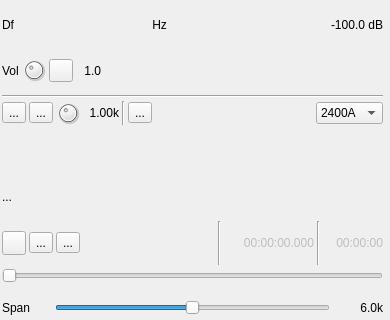
Before: the Qt Designer form plugins/channeltx/modfreedv/freedvmodgui.ui in f4exb/sdrangel, drawn with Qt 5; both pictures show x 0 to 390 and y 0 to 320 of the 390 by 643 pixel window.
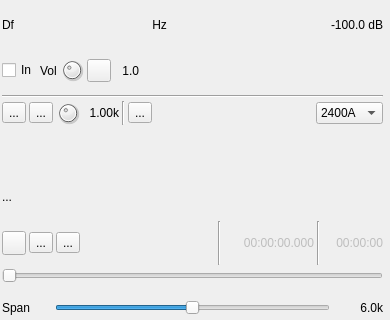
After: the same form once the commit is applied. Icons and pictures are not drawn. Custom widgets are drawn as their Qt base class.

Commit message: FreeDV modulator: implemented audio input with possible resampling

Diff of the .ui file:
```diff
--- a/plugins/channeltx/modfreedv/freedvmodgui.ui
+++ b/plugins/channeltx/modfreedv/freedvmodgui.ui
@@ -167,6 +167,16 @@
     </item>
     <item>
      <layout class="QHBoxLayout" name="volumeLayout">
+      <item>
+       <widget class="QCheckBox" name="gaugeInput">
+        <property name="toolTip">
+         <string>Check to see input level else shows modem level</string>
+        </property>
+        <property name="text">
+         <string>In</string>
+        </property>
+       </widget>
+      </item>
       <item>
        <widget class="QLabel" name="volLabel">
         <property name="text">
```
The commit also changes 17 other files.
